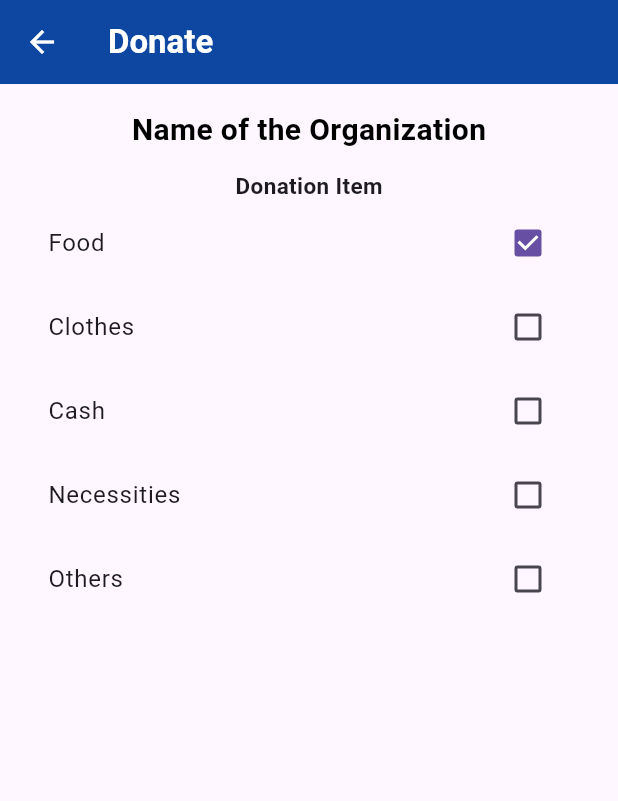
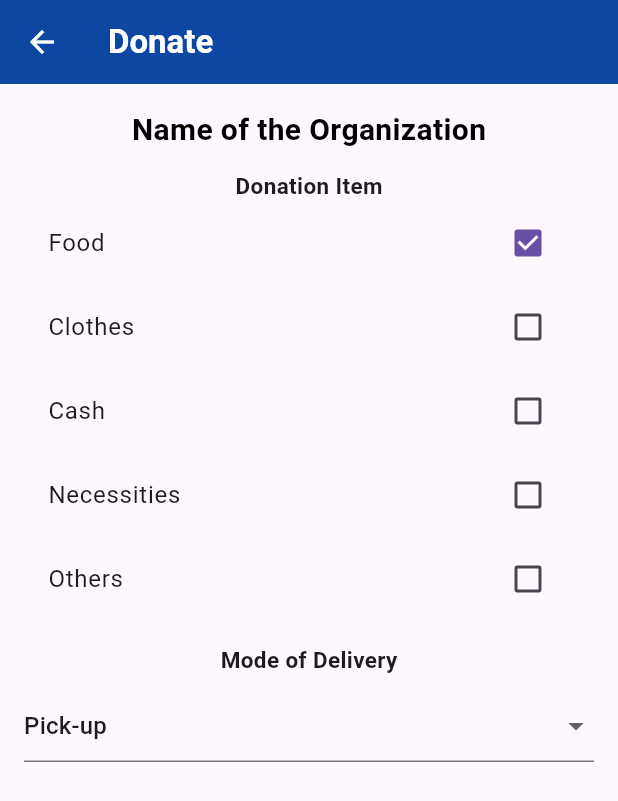
Before and after one commit to jvcerezo/cmsc23-project, a Flutter app: the DonationPage screen opened by its route, on a phone screen of 412 x 824 dp. Shown: the top 801 px of the screen. Run offline on Flutter 3.47's test engine with Material 3 defaults, Android fonts, the phone set to English and light mode, and no system bars; our stand-ins replace cloud_firestore, firebase_auth, firebase_core; accounts and stored records are empty.

Commit message:
add: drop down for mode of delivery no callback

```diff
--- a/elbigayan/lib/pages/Donor/donation_page.dart
+++ b/elbigayan/lib/pages/Donor/donation_page.dart
@@ -1,5 +1,6 @@
 import 'package:flutter/material.dart';
 import 'package:elbigayan/widgets/donorDonationItem_widget.dart';
+import 'package:elbigayan/widgets/donorModeofDelivery_widget.dart';
 
 class DonationPage extends StatefulWidget{
   const DonationPage({super.key});
@@ -46,6 +47,7 @@ class _DonationPageState extends State<DonationPage>{
               ),
               ),
               DonationItem(donationItemCallback:updateDonationItems),
+              ModeofDelivery(),
             ],
           ),
         ),
--- /dev/null
+++ b/elbigayan/lib/widgets/donorModeofDelivery_widget.dart
@@ -0,0 +1,52 @@
+import 'package:flutter/material.dart';
+
+class ModeofDelivery extends StatefulWidget {
+  const ModeofDelivery({Key? key}) : super(key: key);
+
+  @override
+  _ModeofDeliveryState createState() => _ModeofDeliveryState();
+}
+
+class _ModeofDeliveryState extends State<ModeofDelivery> {
+  static final List<String> _dropdownOptions = [
+    "Pick-up",
+    "Drop-off",
+  ];
+
+  String _dropdownValue = _dropdownOptions.first;
+
+  @override
+  Widget build(BuildContext context) {
+    return Column(
+      children: [
+        SizedBox(height: 15),
+        Text(
+          "Mode of Delivery",
+          style: TextStyle(
+            fontSize: 15.0,
+            fontWeight: FontWeight.bold,
+          ),
+        ),
+        SizedBox(height: 10),
+        DropdownButtonFormField<String>(
+          validator: (val) {
+            if (_dropdownValue == _dropdownOptions[0]) return "Choose your Superpower";
+            return null;
+          },
+          value: _dropdownValue,
+          items: _dropdownOptions.map((dropdownOptions) {
+            return DropdownMenuItem<String>(
+              child: Text(dropdownOptions),
+              value: dropdownOptions,
+            );
+          }).toList(),
+          onChanged: (val) {
+            setState(() {
+              _dropdownValue = val!;
+            });
+          },
+        )
+      ],
+    );
+  }
+}
```
